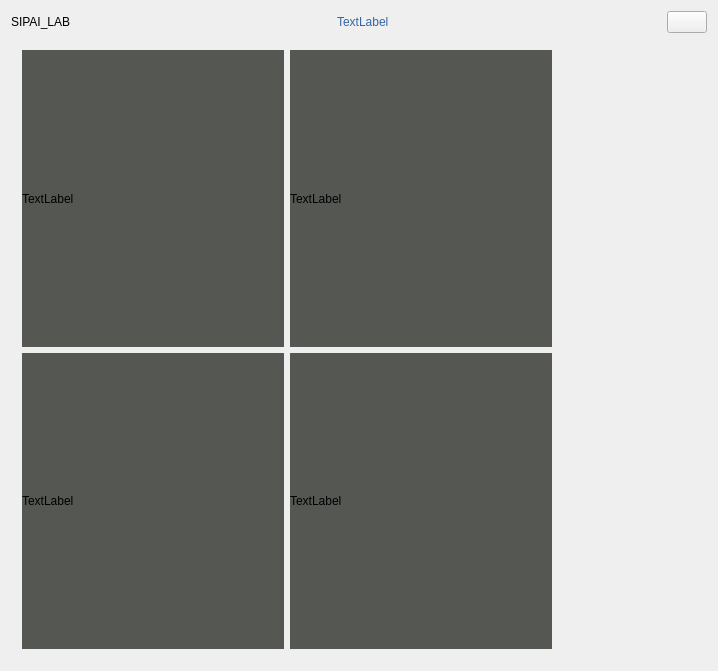
The window that widget.ui (ntuhubin/LabDemo) describes before a commit, drawn with Qt 5.
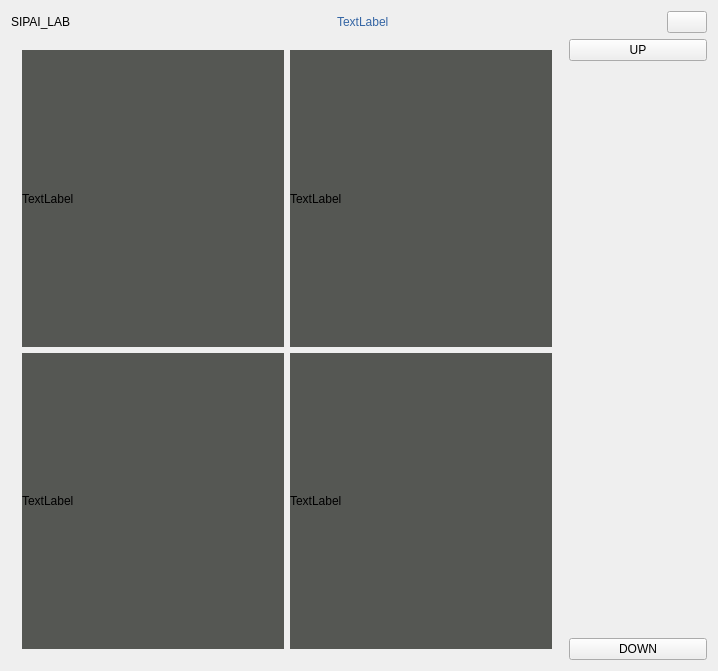
The same window after the commit. Custom widgets are drawn as their Qt base class.

The edit to the form file:
```diff
--- a/widget.ui
+++ b/widget.ui
@@ -139,6 +139,13 @@
        </item>
        <item>
         <layout class="QVBoxLayout" name="verticalLayout">
+         <item>
+          <widget class="QPushButton" name="btnup">
+           <property name="text">
+            <string>UP</string>
+           </property>
+          </widget>
+         </item>
          <item>
           <widget class="LAB" name="lAB"/>
          </item>
@@ -148,12 +155,19 @@
          <item>
           <widget class="LAB" name="lAB_3"/>
          </item>
-         <item>
-          <widget class="LAB" name="lAB_5"/>
-         </item>
          <item>
           <widget class="LAB" name="lAB_4"/>
          </item>
+         <item>
+          <widget class="LAB" name="lAB_5"/>
+         </item>
+         <item>
+          <widget class="QPushButton" name="btndown">
+           <property name="text">
+            <string>DOWN</string>
+           </property>
+          </widget>
+         </item>
         </layout>
        </item>
       </layout>
```
